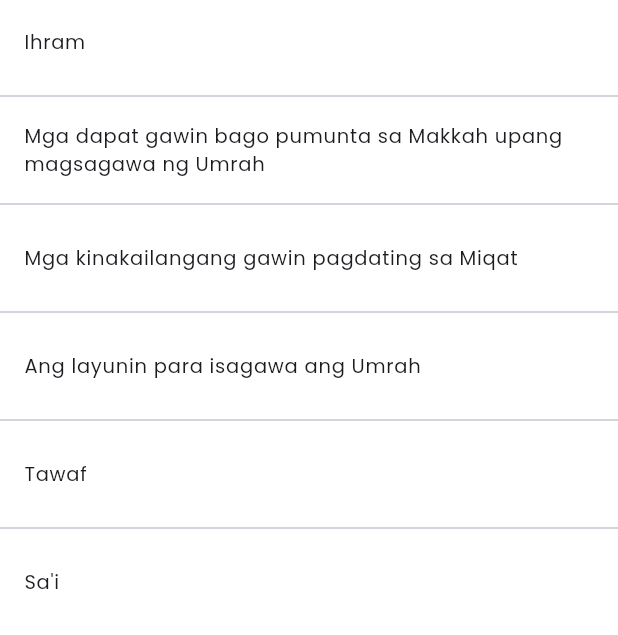
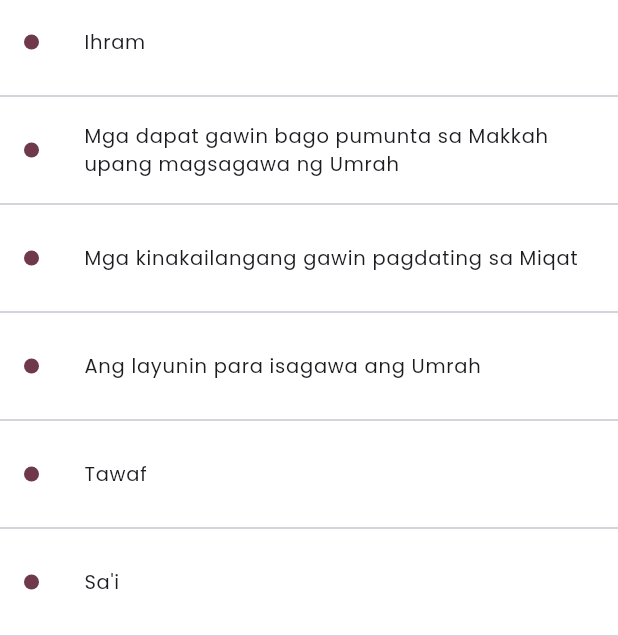
Before and after one commit to Jalil07/gabay_sa_hajj_umrah, a Flutter app: the screen it shows after launch, on a phone screen of 412 x 824 dp, the part 600-1236 px from its top. Run offline on Flutter 3.47's test engine with Material 3 defaults, Android fonts, the phone set to English and light mode, and no system bars; our stand-ins replace bot_toast, shared_preferences.

```diff
--- a/lib/pages/home_page.dart
+++ b/lib/pages/home_page.dart
@@ -164,6 +164,14 @@ class _TitlesPageState extends State<TitlesPage> {
                           ),
                         );
                       },
+                      leading: Container(
+                        width: 10,
+                        height: 10,
+                        decoration: const BoxDecoration(
+                          shape: BoxShape.circle,
+                          color: Color(0xff70394B)
+                        ),
+                      ),
                     ),
                     if (index < contents.length - 1) const Divider(),
                   ],
```
Also changed, not shown: 3 other files.
